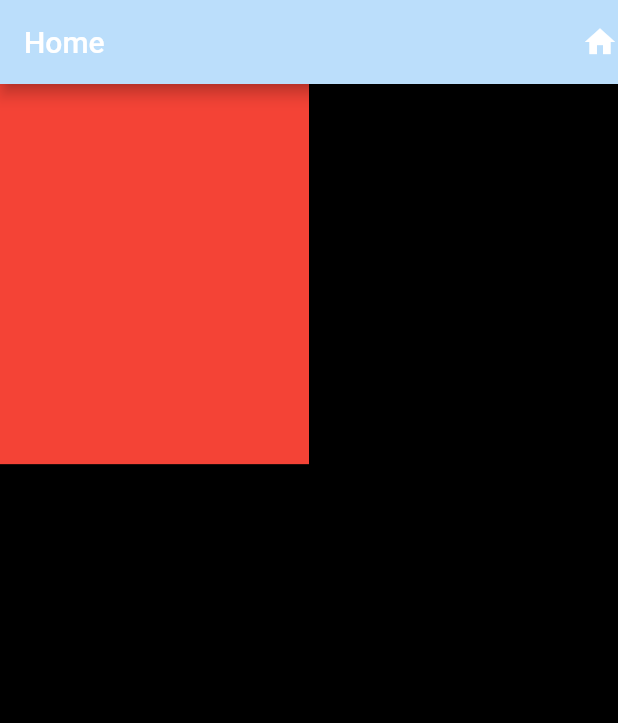
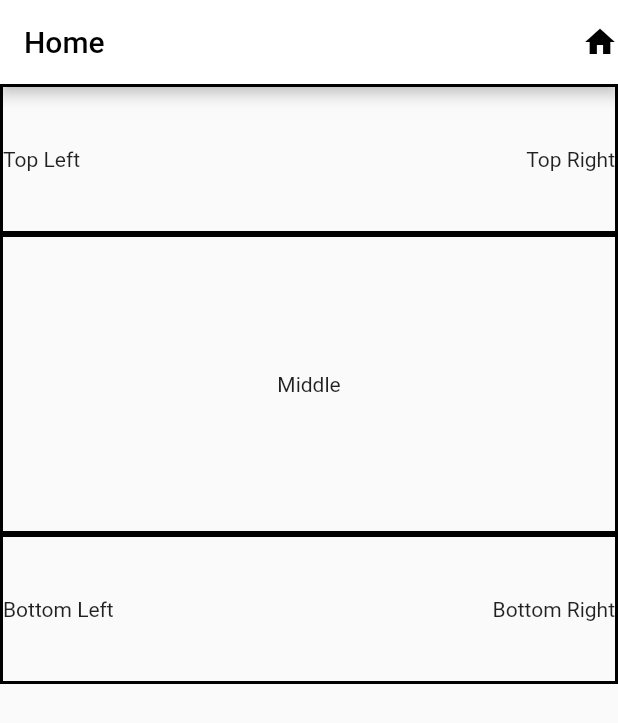
Before and after one commit to zepanzeri/app02, a Flutter app: the screen it shows after launch, on a phone screen of 412 x 824 dp. Shown: the top 723 px of the screen. Run offline on Flutter 3.47's test engine with Material 2 defaults, Android fonts, the phone set to English and light mode, and no system bars.

Commit message:
Implementação dos containers.

```diff
--- a/lib/main.dart
+++ b/lib/main.dart
@@ -17,24 +17,65 @@ class MainView extends StatelessWidget {
   Widget build(BuildContext context) {
     return Scaffold(
       appBar: AppBar(
-        title: Text('Home'),
-        backgroundColor: Colors.blue[100],
+        title: Text('Home', style: TextStyle(color: Colors.black)),
+        backgroundColor: Colors.white,
+        foregroundColor: Colors.amber,
         actions: [
-          Icon(Icons.home),
+          Icon(Icons.home, color: Colors.black),
         ],
       ),
       body: Container(
-          width: double.infinity,
-          height: double.infinity,
-          color: Colors.black,
-          child: FractionallySizedBox(
-            alignment: Alignment.topLeft,
-            widthFactor: 0.5,
-            heightFactor: 0.33,
-            child: Container(
-              color: Colors.red,
+        child: Column(
+          children: [
+            Container(
+              height: 100,
+              child: Row(
+                children: [
+                  Text('Top Left'),
+                  Spacer(),
+                  Text('Top Right'),
+                ],
+              ),
+              decoration: BoxDecoration(
+                border: Border.all(
+                  width: 2,
+                  color: Colors.black,
+                  style: BorderStyle.solid,
+                ),
+              ),
             ),
-          )),
+            Container(
+              height: 200,
+              child: Text('Middle'),
+              alignment: Alignment.center,
+              decoration: BoxDecoration(
+                border: Border.all(
+                  width: 2,
+                  color: Colors.black,
+                  style: BorderStyle.solid,
+                ),
+              ),
+            ),
+            Container(
+              height: 100,
+              child: Row(
+                children: [
+                  Text('Bottom Left'),
+                  Spacer(),
+                  Text('Bottom Right'),
+                ],
+              ),
+              decoration: BoxDecoration(
+                border: Border.all(
+                  width: 2,
+                  color: Colors.black,
+                  style: BorderStyle.solid,
+                ),
+              ),
+            ),
+          ],
+        ),
+      ),
     );
   }
 }
```
